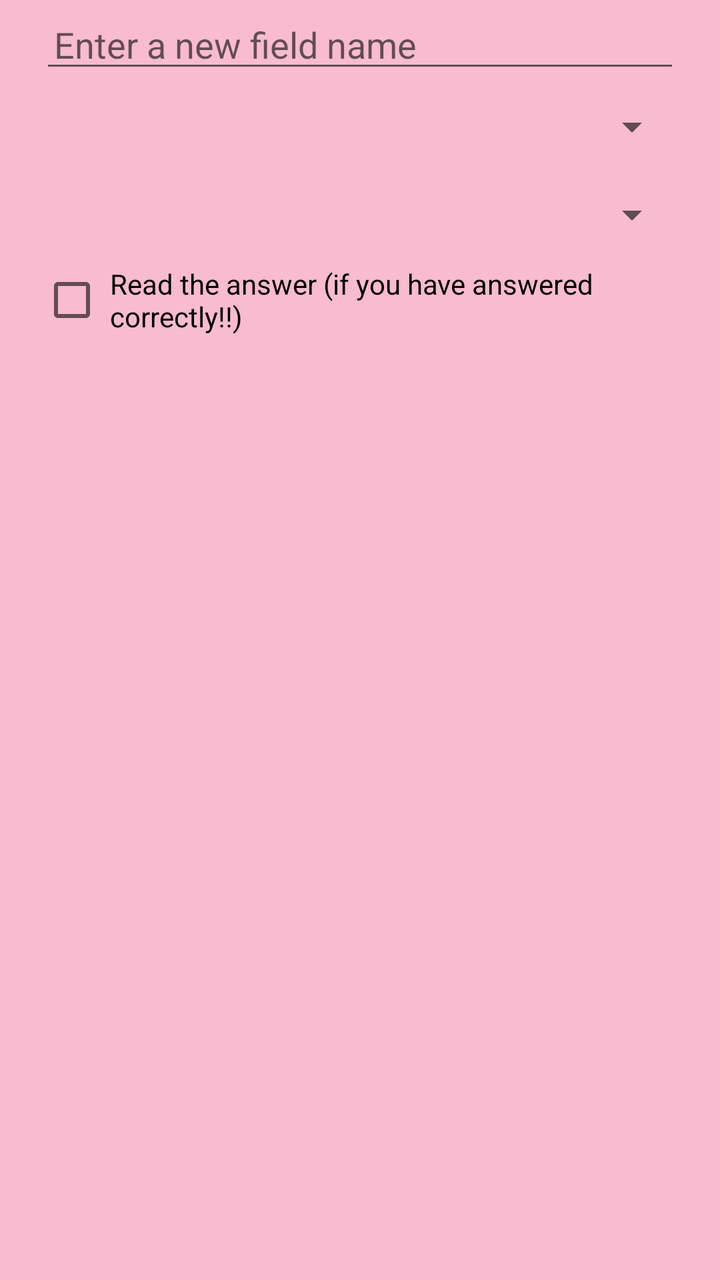
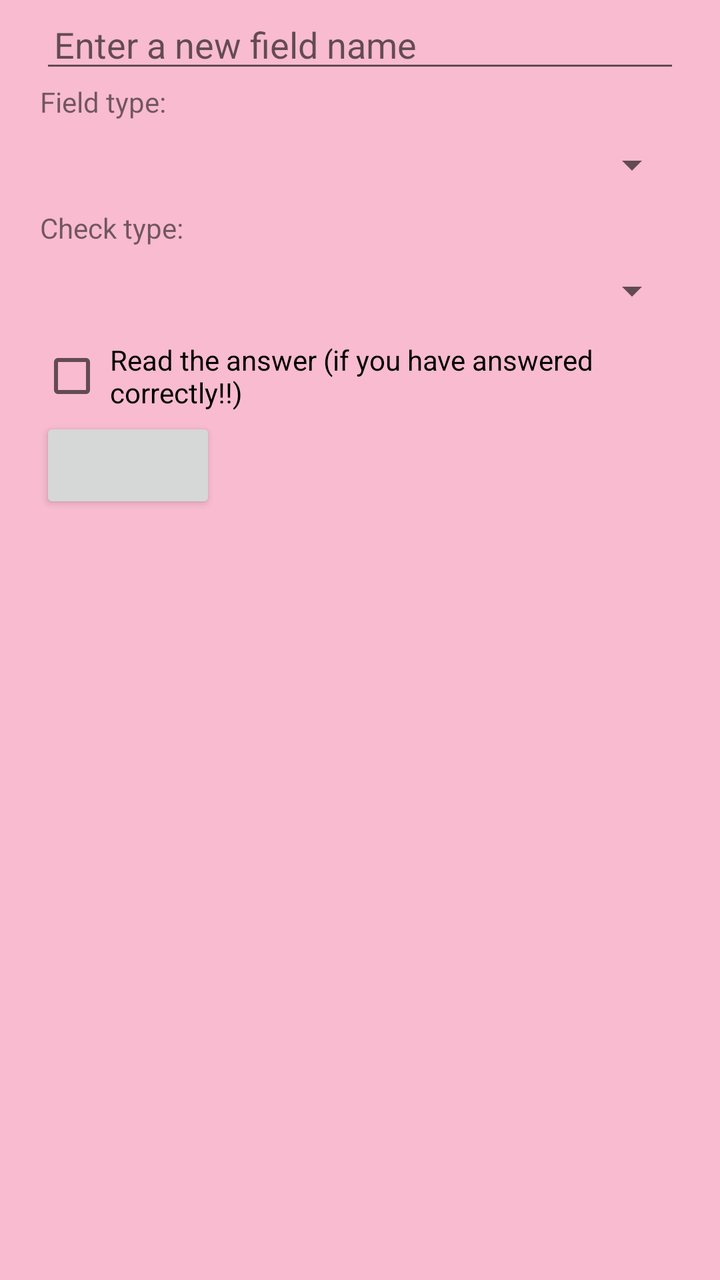

Two renders of the same Android screen: before a commit and after it. Below are the layout's source before the change and the commit's diff.
<!-- AndroidManifest.xml: application theme MyMaterialTheme -->
<!-- res/layout/field_properties_dialog_fragment.xml -->
<?xml version="1.0" encoding="utf-8"?>
<LinearLayout xmlns:android="http://schemas.android.com/apk/res/android"
    android:orientation="vertical" android:layout_width="match_parent"
    android:layout_height="match_parent"
    android:paddingStart="20dp"
    android:paddingLeft="20dp"
    android:paddingEnd="20dp"
    android:paddingRight="20dp">
    <EditText
        android:id="@+id/enter_new_field_name"
        android:layout_width="match_parent"
        android:layout_height="wrap_content"
        android:hint="@string/enter_new_field_name"
        android:layout_gravity="center"
        android:imeOptions="flagNoExtractUi"
        android:paddingLeft="7dp"
        />
    <Spinner
        android:id="@+id/field_type_spinner"
        android:layout_width="match_parent"
        android:layout_height="wrap_content"
        android:layout_marginTop="10dp"
        android:layout_marginBottom="10dp"/>

    <Spinner
        android:id="@+id/check_type_spinner"
        android:layout_width="match_parent"
        android:layout_height="wrap_content"
        android:layout_marginTop="10dp"
        android:layout_marginBottom="10dp"/>
    <CheckBox
        android:id="@+id/read_answer"
        android:layout_width="match_parent"
        android:layout_height="wrap_content"
        android:text="@string/read_answer"
        android:padding="3dp"/>

    <Spinner
        android:id="@+id/locales_spinner"
        android:layout_width="match_parent"
        android:layout_height="wrap_content"
        android:visibility="gone"
        android:layout_marginTop="6dp"
        android:layout_marginBottom="6dp"/>
</LinearLayout>
<!-- resources referenced by this layout -->
<resources>
  <string name="enter_new_field_name">Enter a new field name</string>
  <string name="read_answer">Read the answer (if you have answered correctly!!)</string>
  <style name="MyMaterialTheme" parent="MyMaterialTheme.Base">
  
      </style>
  <style name="MyMaterialTheme.Base" parent="Theme.AppCompat.Light.DarkActionBar">
          <item name="windowNoTitle">true</item>
          <item name="windowActionBar">false</item>
          <item name="colorPrimary">@color/colorPrimary</item>
          <item name="colorPrimaryDark">@color/colorPrimaryDark</item>
          <item name="colorAccent">@color/colorAccent</item>
          <item name="android:windowBackground">@color/windowBackground</item>
      </style>
  <color name="colorPrimary">#EC407A</color>
  <color name="colorPrimaryDark">#AD1457</color>
  <color name="colorAccent">#EA80FC</color>
  <color name="windowBackground">#F8BBD0</color>
</resources>

<!-- the commit's change to res/layout/field_properties_dialog_fragment.xml (unified diff, before → after) -->
@@ -15,13 +15,20 @@
         android:imeOptions="flagNoExtractUi"
         android:paddingLeft="7dp"
         />
+    <TextView
+        android:layout_width="match_parent"
+        android:layout_height="wrap_content"
+        android:text="@string/field_type"/>
     <Spinner
         android:id="@+id/field_type_spinner"
         android:layout_width="match_parent"
         android:layout_height="wrap_content"
         android:layout_marginTop="10dp"
         android:layout_marginBottom="10dp"/>
-
+    <TextView
+        android:layout_width="match_parent"
+        android:layout_height="wrap_content"
+        android:text="@string/check_type"/>
     <Spinner
         android:id="@+id/check_type_spinner"
         android:layout_width="match_parent"
@@ -42,4 +49,8 @@
         android:visibility="gone"
         android:layout_marginTop="6dp"
         android:layout_marginBottom="6dp"/>
+    <Button
+        android:id="@+id/emulate_field"
+        android:layout_width="wrap_content"
+        android:layout_height="wrap_content" />
 </LinearLayout>
<!-- resource entries referenced after the edit -->
@@ -1,6 +1,8 @@
 <!-- resources referenced by this layout -->
 <resources>
+  <string name="check_type">Check type:</string>
   <string name="enter_new_field_name">Enter a new field name</string>
+  <string name="field_type">Field type:</string>
   <string name="read_answer">Read the answer (if you have answered correctly!!)</string>
   <style name="MyMaterialTheme" parent="MyMaterialTheme.Base">
   
